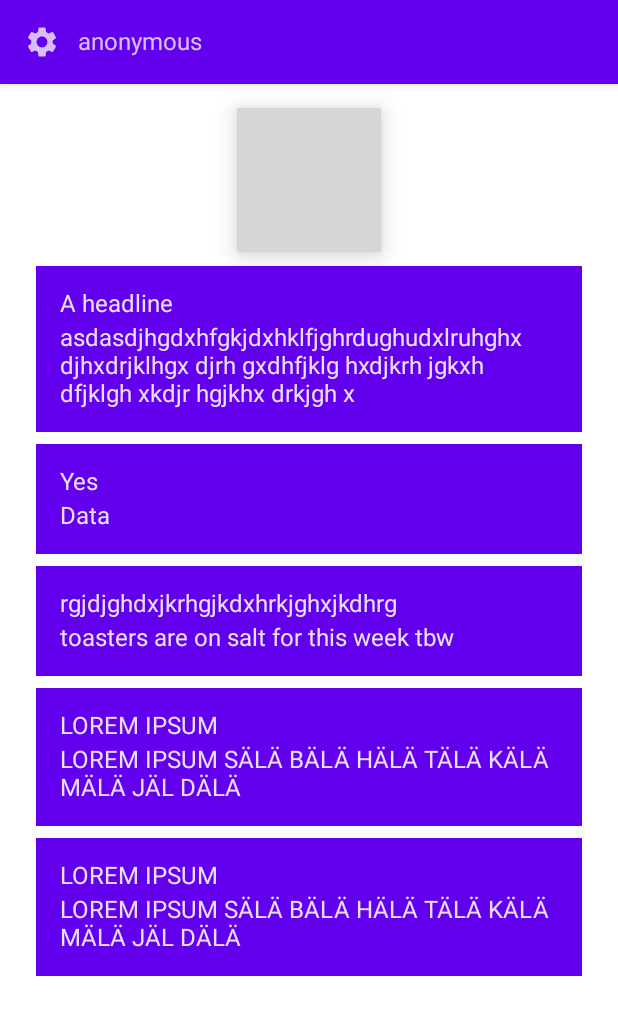
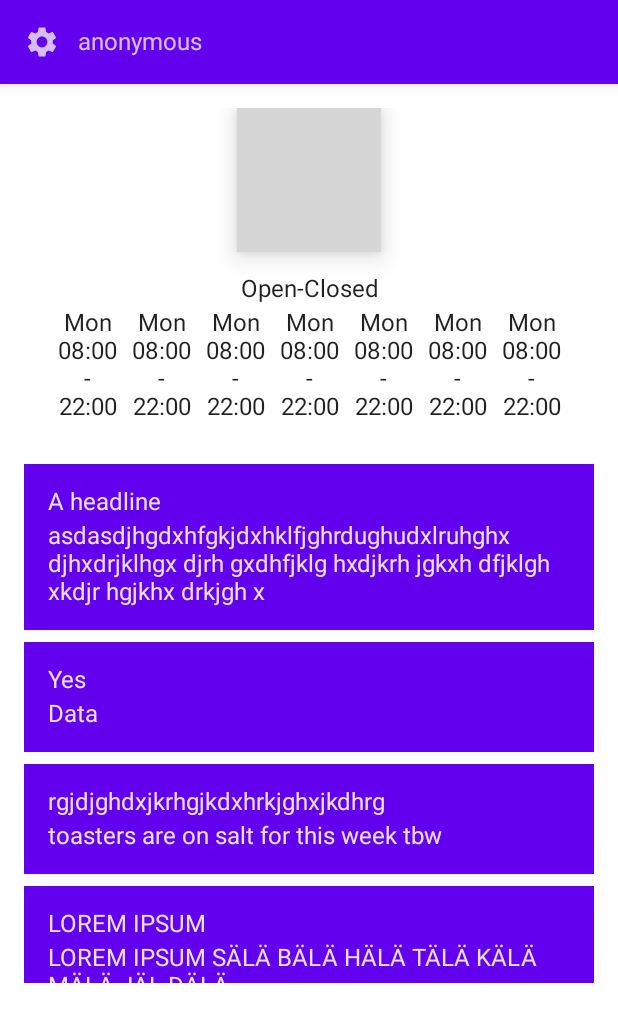
Before and after one commit to teemueer/CustomerFeedbackApp, an Android app built with Jetpack Compose: the screen it shows after launch (MainActivity), on a phone screen of 412 x 824 dp. Shown: the top 1022 px of the screen. Run offline under Robolectric (Android 15) with nearby library versions, the phone set to English and light mode, and no system bars; our stand-ins replace Firebase (no records; nobody signed in at launch, a user with empty details on screens opened directly), livedata-compose; grey boxes are pictures that could not be loaded.

Commit message:
More rough versions of UI elements

```diff
--- a/app/src/main/java/com/example/customerfeedbackapp/screens/home/HomeScreen.kt
+++ b/app/src/main/java/com/example/customerfeedbackapp/screens/home/HomeScreen.kt
@@ -7,6 +7,8 @@ import androidx.compose.foundation.Image
 import androidx.compose.foundation.layout.*
 import androidx.compose.foundation.lazy.LazyColumn
 import androidx.compose.foundation.lazy.items
+import androidx.compose.foundation.rememberScrollState
+import androidx.compose.foundation.verticalScroll
 import androidx.compose.material.*
 import androidx.compose.material.icons.Icons
 import androidx.compose.material.icons.filled.Add
@@ -37,16 +39,6 @@ fun HomeScreen(
     permissionViewModel: PermissionViewModel
 ) {
     val user: User? by viewModel.currentUser.observeAsState(null)
-    val locationPermissionLauncher = rememberLauncherForActivityResult(
-        contract = ActivityResultContracts.RequestPermission(),
-        onResult = { isGranted ->
-            permissionViewModel.onPermissionResult(
-                permission = Manifest.permission.ACCESS_FINE_LOCATION,
-                isGranted = isGranted
-            )
-        }
-    )
-
     Scaffold(
 
         floatingActionButton = {
@@ -82,8 +74,11 @@ fun HomeScreen(
 @Composable
 fun HomeView(modifier: Modifier = Modifier) {
     Surface(modifier) {
-        Column(modifier = modifier.padding(16.dp)) {
+        Column(modifier = modifier
+            .padding(16.dp)
+            .verticalScroll(rememberScrollState())) {
             StoreHeader()
+            StoreInformation()
             StoreNewsFeed()
         }
     }
@@ -117,7 +112,7 @@ fun StoreHeader(
             elevation = 10.dp,
         ) {
             Image(
-                painter = painterResource(id = images[1]),
+                painter = painterResource(id = images[0]),
                 contentDescription = "An image of a grocery store"
             )
         }
@@ -141,19 +136,68 @@ All Composable elements used for store information
 @Composable
 fun StoreInformation() {
     Column(
-        modifier = Modifier.padding(vertical = 15.dp)
+        modifier = Modifier
+            .padding(vertical = 15.dp)
+            .fillMaxWidth(),
+        horizontalAlignment = Alignment.CenterHorizontally
     ) {
-        Card(
-            modifier = Modifier,
-            elevation = 10.dp,
-        ) {
-            Text(text = "Open Hours")
+        Column(horizontalAlignment = Alignment.CenterHorizontally) {
+            Text(text = "Open-Closed")
+            Row(Modifier.padding(4.dp)) {
+                Column(horizontalAlignment = Alignment.CenterHorizontally) {
+                    Text(text = "Mon")
+                    Text(text = "08:00")
+                    Text(text = "-")
+                    Text("22:00")
+                }
+                Spacer(modifier = Modifier.width(10.dp))
+                Column(horizontalAlignment = Alignment.CenterHorizontally) {
+                    Text(text = "Mon")
+                    Text(text = "08:00")
+                    Text(text = "-")
+                    Text("22:00")
+                }
+                Spacer(modifier = Modifier.width(10.dp))
+                Column(horizontalAlignment = Alignment.CenterHorizontally) {
+                    Text(text = "Mon")
+                    Text(text = "08:00")
+                    Text(text = "-")
+                    Text("22:00")
+                }
+                Spacer(modifier = Modifier.width(10.dp))
+                Column(horizontalAlignment = Alignment.CenterHorizontally) {
+                    Text(text = "Mon")
+                    Text(text = "08:00")
+                    Text(text = "-")
+                    Text("22:00")
+                }
+                Spacer(modifier = Modifier.width(10.dp))
+                Column(horizontalAlignment = Alignment.CenterHorizontally) {
+                    Text(text = "Mon")
+                    Text(text = "08:00")
+                    Text(text = "-")
+                    Text("22:00")
+                }
+                Spacer(modifier = Modifier.width(10.dp))
+                Column(horizontalAlignment = Alignment.CenterHorizontally) {
+                    Text(text = "Mon")
+                    Text(text = "08:00")
+                    Text(text = "-")
+                    Text("22:00")
+                }
+                Spacer(modifier = Modifier.width(10.dp))
+                Column(horizontalAlignment = Alignment.CenterHorizontally) {
+                    Text(text = "Mon")
+                    Text(text = "08:00")
+                    Text(text = "-")
+                    Text("22:00")
+                }
+            }
         }
-
     }
 }
 
-@Preview(showBackground = true, widthDp = 320)
+@Preview(showBackground = true, widthDp = 400)
 @Composable
 fun StoreInformationPreview() {
     CustomerFeedbackAppTheme {
@@ -162,8 +206,6 @@ fun StoreInformationPreview() {
         }
     }
 }
-
-
 
 /*
 All Composable elements used for store news
@@ -177,7 +219,7 @@ data class NewsArticle(
 fun StoreNews(headline:String, body:String) {
     Surface(
         color = MaterialTheme.colors.primary,
-        modifier = Modifier.padding(vertical = 4.dp, horizontal = 8.dp)
+        modifier = Modifier.padding(vertical = 4.dp)
     ) {
         Column(modifier = Modifier
             .padding(16.dp)
@@ -200,7 +242,9 @@ fun StoreNewsFeed(
         NewsArticle("LOREM IPSUM","LOREM IPSUM SÄLÄ BÄLÄ HÄLÄ TÄLÄ KÄLÄ MÄLÄ JÄL DÄLÄ "),
         ),
 ){
-    LazyColumn(modifier = modifier.padding(vertical = 5.dp)){
+    LazyColumn(modifier = modifier
+        .padding(vertical = 5.dp)
+        .height(350.dp)){
         items(items = articles){
             article ->
             StoreNews(headline = article.headline, body =article.body )
```
